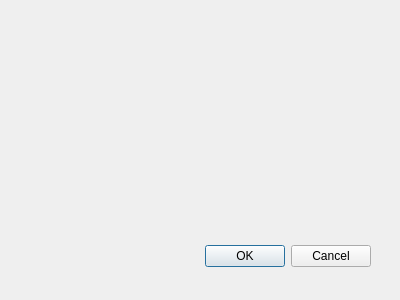
Before: the Qt Designer form mangml_dialog_base.ui in wojtekqqq/mangml, drawn with Qt 5.
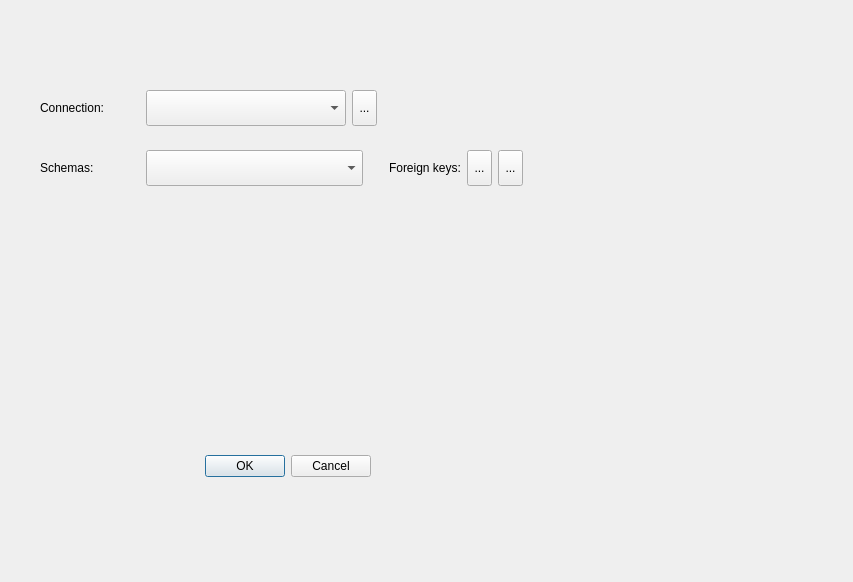
After: the same form once the commit is applied.

Commit message: widget baza danychv2

Diff of the .ui file:
```diff
--- a/mangml_dialog_base.ui
+++ b/mangml_dialog_base.ui
@@ -1,22 +1,22 @@
 <ui version="4.0" >
  <class>GmlDialogBase</class>
- <widget class="QDialog" name="GmlDialogBase" >
-  <property name="geometry" >
+ <widget class="QDialog" name="GmlDialogBase">
+  <property name="geometry">
    <rect>
     <x>0</x>
     <y>0</y>
-    <width>400</width>
-    <height>300</height>
+    <width>853</width>
+    <height>582</height>
    </rect>
   </property>
   <property name="windowTitle" >
    <string>GmlManager</string>
   </property>
-  <widget class="QDialogButtonBox" name="button_box" >
-   <property name="geometry" >
+  <widget class="QDialogButtonBox" name="button_box">
+   <property name="geometry">
     <rect>
      <x>30</x>
-     <y>240</y>
+     <y>450</y>
      <width>341</width>
      <height>32</height>
     </rect>
@@ -28,6 +28,256 @@
     <set>QDialogButtonBox::Cancel|QDialogButtonBox::Ok</set>
    </property>
   </widget>
+  <widget class="QWidget" name="layoutWidget">
+   <property name="geometry">
+    <rect>
+     <x>40</x>
+     <y>90</y>
+     <width>385</width>
+     <height>36</height>
+    </rect>
+   </property>
+   <layout class="QHBoxLayout" name="horizontalLayout_7">
+    <item>
+     <widget class="QLabel" name="lbl_cbb_connections">
+      <property name="minimumSize">
+       <size>
+        <width>100</width>
+        <height>25</height>
+       </size>
+      </property>
+      <property name="maximumSize">
+       <size>
+        <width>400</width>
+        <height>45</height>
+       </size>
+      </property>
+      <property name="locale">
+       <locale language="English" country="UnitedStates"/>
+      </property>
+      <property name="text">
+       <string>Connection:</string>
+      </property>
+     </widget>
+    </item>
+    <item>
+     <widget class="QComboBox" name="cbb_connections">
+      <property name="minimumSize">
+       <size>
+        <width>200</width>
+        <height>25</height>
+       </size>
+      </property>
+      <property name="maximumSize">
+       <size>
+        <width>400</width>
+        <height>45</height>
+       </size>
+      </property>
+      <property name="locale">
+       <locale language="English" country="UnitedStates"/>
+      </property>
+     </widget>
+    </item>
+    <item>
+     <widget class="QToolButton" name="btn_refresh_connections">
+      <property name="minimumSize">
+       <size>
+        <width>25</width>
+        <height>25</height>
+       </size>
+      </property>
+      <property name="maximumSize">
+       <size>
+        <width>25</width>
+        <height>45</height>
+       </size>
+      </property>
+      <property name="locale">
+       <locale language="English" country="UnitedStates"/>
+      </property>
+      <property name="text">
+       <string>...</string>
+      </property>
+     </widget>
+    </item>
+    <item>
+     <spacer name="horizontalSpacer_2">
+      <property name="locale">
+       <locale language="English" country="UnitedStates"/>
+      </property>
+      <property name="orientation">
+       <enum>Qt::Horizontal</enum>
+      </property>
+      <property name="sizeHint" stdset="0">
+       <size>
+        <width>40</width>
+        <height>20</height>
+       </size>
+      </property>
+     </spacer>
+    </item>
+   </layout>
+  </widget>
+  <widget class="QWidget" name="layoutWidget_2">
+   <property name="geometry">
+    <rect>
+     <x>40</x>
+     <y>150</y>
+     <width>483</width>
+     <height>36</height>
+    </rect>
+   </property>
+   <layout class="QHBoxLayout" name="horizontalLayout">
+    <item>
+     <widget class="QLabel" name="lbl_schemas">
+      <property name="minimumSize">
+       <size>
+        <width>100</width>
+        <height>25</height>
+       </size>
+      </property>
+      <property name="maximumSize">
+       <size>
+        <width>400</width>
+        <height>45</height>
+       </size>
+      </property>
+      <property name="locale">
+       <locale language="English" country="UnitedStates"/>
+      </property>
+      <property name="text">
+       <string>Schemas:</string>
+      </property>
+     </widget>
+    </item>
+    <item>
+     <widget class="QComboBox" name="cbb_schemas">
+      <property name="sizePolicy">
+       <sizepolicy hsizetype="Expanding" vsizetype="Fixed">
+        <horstretch>0</horstretch>
+        <verstretch>0</verstretch>
+       </sizepolicy>
+      </property>
+      <property name="minimumSize">
+       <size>
+        <width>200</width>
+        <height>25</height>
+       </size>
+      </property>
+      <property name="maximumSize">
+       <size>
+        <width>400</width>
+        <height>45</height>
+       </size>
+      </property>
+      <property name="locale">
+       <locale language="English" country="UnitedStates"/>
+      </property>
+      <property name="editable">
+       <bool>false</bool>
+      </property>
+     </widget>
+    </item>
+    <item>
+     <spacer name="horizontalSpacer">
+      <property name="locale">
+       <locale language="English" country="UnitedStates"/>
+      </property>
+      <property name="orientation">
+       <enum>Qt::Horizontal</enum>
+      </property>
+      <property name="sizeType">
+       <enum>QSizePolicy::Preferred</enum>
+      </property>
+      <property name="sizeHint" stdset="0">
+       <size>
+        <width>20</width>
+        <height>20</height>
+       </size>
+      </property>
+     </spacer>
+    </item>
+    <item>
+     <widget class="QLabel" name="label">
+      <property name="sizePolicy">
+       <sizepolicy hsizetype="Preferred" vsizetype="Preferred">
+        <horstretch>0</horstretch>
+        <verstretch>0</verstretch>
+       </sizepolicy>
+      </property>
+      <property name="minimumSize">
+       <size>
+        <width>10</width>
+        <height>25</height>
+       </size>
+      </property>
+      <property name="maximumSize">
+       <size>
+        <width>400</width>
+        <height>45</height>
+       </size>
+      </property>
+      <property name="locale">
+       <locale language="English" country="UnitedStates"/>
+      </property>
+      <property name="text">
+       <string>Foreign keys:</string>
+      </property>
+     </widget>
+    </item>
+    <item>
+     <widget class="QToolButton" name="btn_foreign_keys_add">
+      <property name="minimumSize">
+       <size>
+        <width>25</width>
+        <height>25</height>
+       </size>
+      </property>
+      <property name="maximumSize">
+       <size>
+        <width>25</width>
+        <height>45</height>
+       </size>
+      </property>
+      <property name="toolTip">
+       <string>Create foreign key constraints</string>
+      </property>
+      <property name="locale">
+       <locale language="English" country="UnitedStates"/>
+      </property>
+      <property name="text">
+       <string>...</string>
+      </property>
+     </widget>
+    </item>
+    <item>
+     <widget class="QToolButton" name="btn_foreign_keys_del">
+      <property name="minimumSize">
+       <size>
+        <width>25</width>
+        <height>25</height>
+       </size>
+      </property>
+      <property name="maximumSize">
+       <size>
+        <width>25</width>
+        <height>45</height>
+       </size>
+      </property>
+      <property name="toolTip">
+       <string>Drop foreign key constraints</string>
+      </property>
+      <property name="locale">
+       <locale language="English" country="UnitedStates"/>
+      </property>
+      <property name="text">
+       <string>...</string>
+      </property>
+     </widget>
+    </item>
+   </layout>
+  </widget>
  </widget>
  <resources/>
  <connections>
```
Left out of the diff: 33 changed lines with no effect on the pictures.
